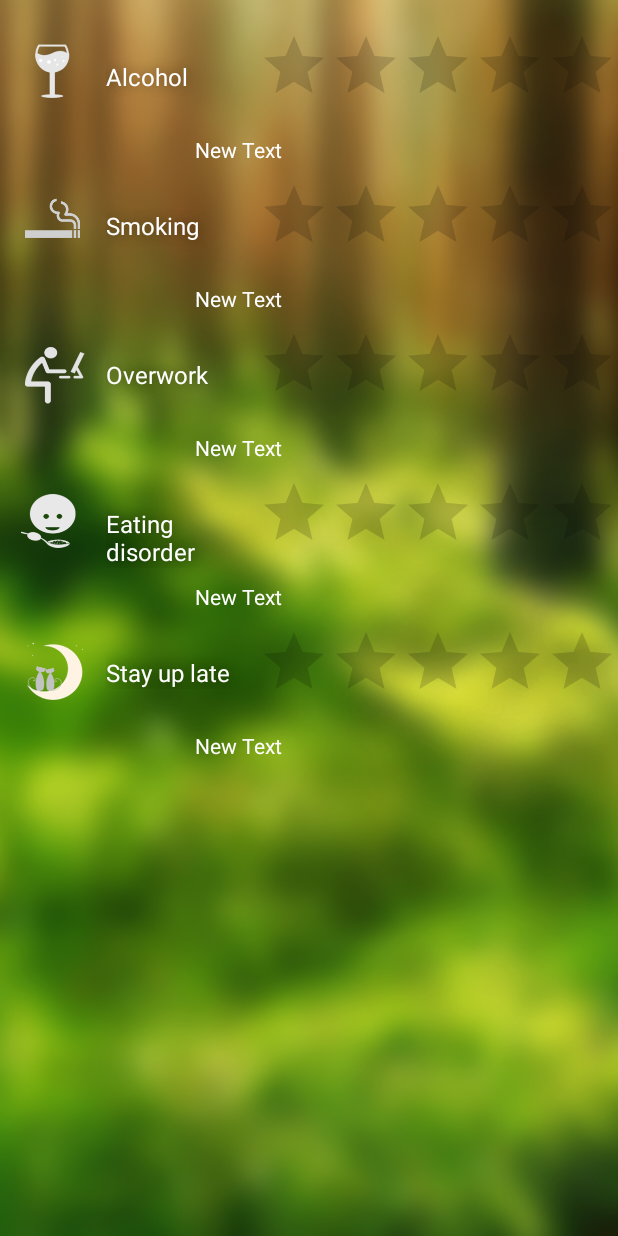
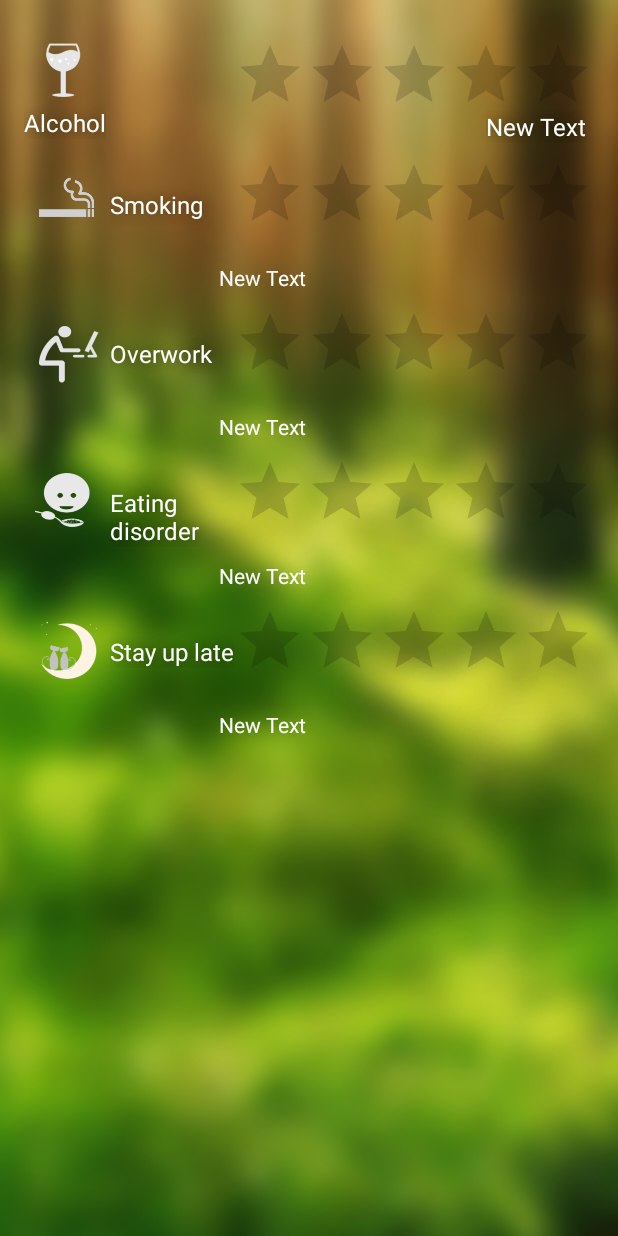
Before and after one commit to aahung/IntoHeart, an Android app: the layout fragment_lifestyle.xml on its own in the app's theme, with its tools: preview values and no code run, on a phone screen of 412 x 824 dp. Run offline under Robolectric (Android 15) with nearby library versions, the phone set to English and light mode, and no system bars.

Commit message:
link lifestyles and set the template of lifestyle (to be finished)

```diff
--- a/IntoHeart/app/src/main/res/layout/fragment_lifestyle.xml
+++ b/IntoHeart/app/src/main/res/layout/fragment_lifestyle.xml
@@ -3,7 +3,7 @@
     android:orientation="vertical" android:layout_width="match_parent"
     android:layout_height="match_parent"
     android:background="@drawable/bg_green"
-    android:weightSum="1">
+    android:padding="16dip">
 
     <LinearLayout
         android:orientation="vertical"
@@ -12,52 +12,54 @@
         android:layout_marginTop="10dip"
         android:id="@+id/alcohol_block">
 
-        <LinearLayout
-            android:orientation="vertical"
-            android:layout_width="fill_parent"
-            android:layout_height="fill_parent"
-            >
-
+        <RelativeLayout
+            android:layout_width="match_parent"
+            android:layout_height="wrap_content">
             <LinearLayout
-                android:orientation="horizontal"
-                android:layout_width="match_parent"
-                android:layout_height="80dip">
-
-                <ImageButton
-                    android:layout_width="0dip"
-                    android:layout_height="match_parent"
+                android:layout_width="wrap_content"
+                android:layout_height="wrap_content"
+                android:orientation="vertical"
+                android:layout_centerVertical="true">
+                <ImageView
                     android:id="@+id/alcohol"
                     android:background="#00000000"
                     android:src="@drawable/alcohol"
                     android:layout_gravity="center_horizontal"
-                    android:layout_weight="0.7" />
+                    android:layout_weight="0.7"
+                    android:layout_width="wrap_content"
+                    android:layout_height="wrap_content" />
 
                 <TextView
-                    android:layout_width="0dip"
-                    android:layout_height="match_parent"
+                    android:layout_width="wrap_content"
+                    android:layout_height="wrap_content"
                     android:text="Alcohol"
                     android:id="@+id/textView2"
                     style="@style/MyText"
-                    android:textColor="#ffffff"
-                    android:layout_weight="1"
-                    android:paddingTop="30dip" />
-
+                    android:textColor="#ffffff"/>
+                </LinearLayout>
+            <RelativeLayout
+                android:layout_width="wrap_content"
+                android:layout_height="wrap_content"
+                android:layout_alignParentRight="true">
                 <RatingBar
                     android:layout_width="wrap_content"
                     android:layout_height="wrap_content"
-                    android:id="@+id/ratingBar2"
-                    android:paddingTop="10dip" />
-
-            </LinearLayout>
-
-            <TextView
-                android:layout_width="wrap_content"
-                android:layout_height="wrap_content"
-                android:text="New Text"
-                android:id="@+id/textView19"
-                android:textColor="#ffffff"
-                android:paddingStart="130dip" />
-        </LinearLayout>
+                    android:id="@+id/ratingBarAlcohol"
+                    android:layout_alignParentEnd="true"/>
+                <TextView
+                    android:layout_width="wrap_content"
+                    android:layout_height="wrap_content"
+                    android:text="New Text"
+                    android:id="@+id/rateNote1"
+                    android:textColor="#ffffff"
+                    android:layout_marginTop="-10dip"
+                    android:layout_marginRight="5dip"
+                    android:layout_below="@+id/ratingBarAlcohol"
+                    android:layout_alignParentEnd="true"
+                    style="@style/MyText"
+                    />
+                </RelativeLayout>
+            </RelativeLayout>
 
         <LinearLayout
             android:orientation="vertical"
@@ -92,7 +94,7 @@
                 <RatingBar
                     android:layout_width="wrap_content"
                     android:layout_height="wrap_content"
-                    android:id="@+id/ratingBar3"
+                    android:id="@+id/ratingBarSmoking"
                     android:paddingTop="10dip" />
             </LinearLayout>
 
@@ -100,7 +102,7 @@
                 android:layout_width="wrap_content"
                 android:layout_height="wrap_content"
                 android:text="New Text"
-                android:id="@+id/textView20"
+                android:id="@+id/rateNote2"
                 android:textColor="#ffffff"
                 android:paddingStart="130dip" />
         </LinearLayout>
@@ -138,7 +140,7 @@
                 <RatingBar
                     android:layout_width="wrap_content"
                     android:layout_height="wrap_content"
-                    android:id="@+id/ratingBar4"
+                    android:id="@+id/ratingBarOverwork"
                     android:paddingTop="10dip" />
             </LinearLayout>
 
@@ -146,7 +148,7 @@
                 android:layout_width="wrap_content"
                 android:layout_height="wrap_content"
                 android:text="New Text"
-                android:id="@+id/textView21"
+                android:id="@+id/rateNote3"
                 android:textColor="#ffffff"
                 android:paddingStart="130dip" />
         </LinearLayout>
@@ -184,7 +186,7 @@
                 <RatingBar
                     android:layout_width="wrap_content"
                     android:layout_height="wrap_content"
-                    android:id="@+id/ratingBar5"
+                    android:id="@+id/ratingBarEatig"
                     android:paddingTop="10dip" />
             </LinearLayout>
 
@@ -192,7 +194,7 @@
                 android:layout_width="wrap_content"
                 android:layout_height="wrap_content"
                 android:text="New Text"
-                android:id="@+id/textView22"
+                android:id="@+id/rateNote4"
                 android:textColor="#ffffff"
                 android:paddingStart="130dip" />
         </LinearLayout>
@@ -230,7 +232,7 @@
                 <RatingBar
                     android:layout_width="wrap_content"
                     android:layout_height="wrap_content"
-                    android:id="@+id/ratingBar6"
+                    android:id="@+id/ratingBarStayup"
                     android:paddingTop="10dip" />
 
             </LinearLayout>
@@ -239,7 +241,7 @@
                 android:layout_width="wrap_content"
                 android:layout_height="wrap_content"
                 android:text="New Text"
-                android:id="@+id/textView23"
+                android:id="@+id/rateNote5"
                 android:textColor="#ffffff"
                 android:paddingStart="130dip" />
         </LinearLayout>
--- a/IntoHeart/app/src/main/res/layout/fragment_ranking.xml
+++ b/IntoHeart/app/src/main/res/layout/fragment_ranking.xml
@@ -15,9 +15,7 @@
         <LinearLayout
             android:orientation="horizontal"
             android:layout_width="match_parent"
-            android:layout_height="wrap_content"
-            android:layout_margin="10dip"
-            android:padding="10dip">
+            android:layout_height="wrap_content">
 
             <TextView
                 android:layout_width="wrap_content"
```
Also changed, not shown: IntoHeart/app/src/main/java/ee3316/intoheart/LifestyleFragment.java (+72 -82 lines).
